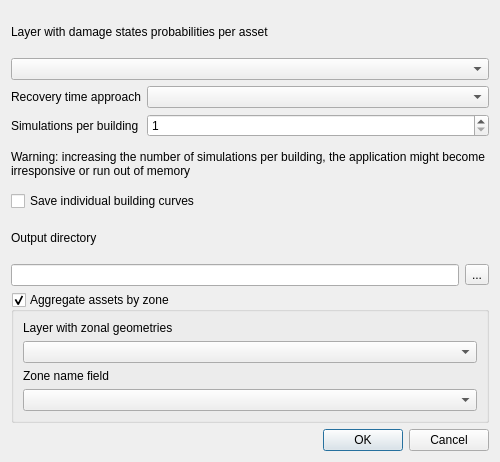
Before: the Qt Designer form svir/ui/ui_recovery_modeling.ui in gem/oq-irmt-qgis, drawn with Qt 5.
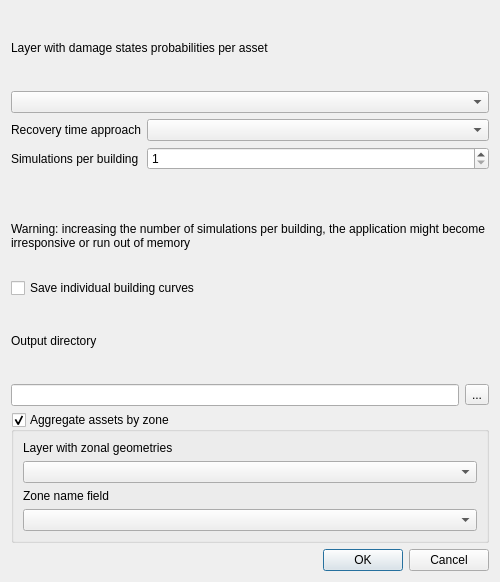
After: the same form once the commit is applied.

Commit message: add warn_scipy_missing to menu

```diff
--- a/svir/ui/ui_recovery_modeling.ui
+++ b/svir/ui/ui_recovery_modeling.ui
@@ -10,7 +10,7 @@
     <x>0</x>
     <y>0</y>
     <width>500</width>
-    <height>462</height>
+    <height>582</height>
    </rect>
   </property>
   <property name="sizePolicy">
```
The commit also changes 2 other files.
